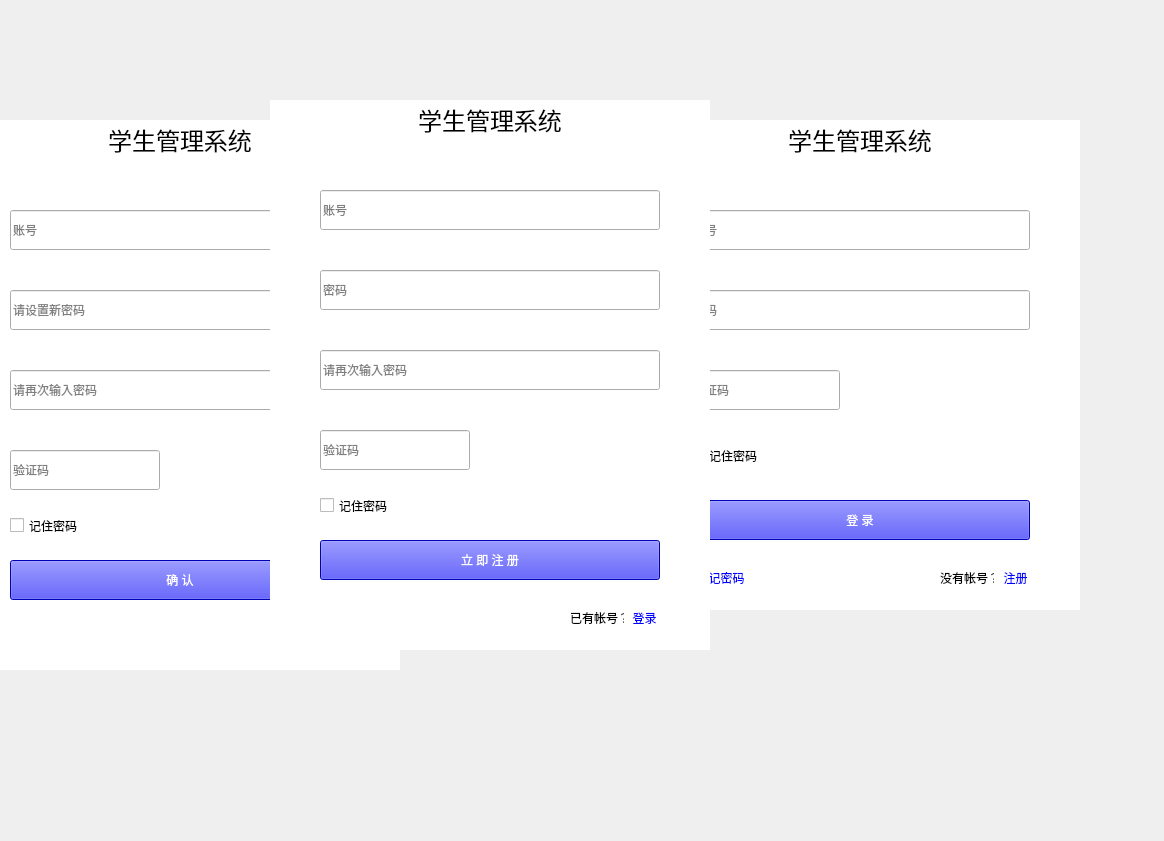
Old version of the form LoginPage.ui in the repository com567/NewRepo.
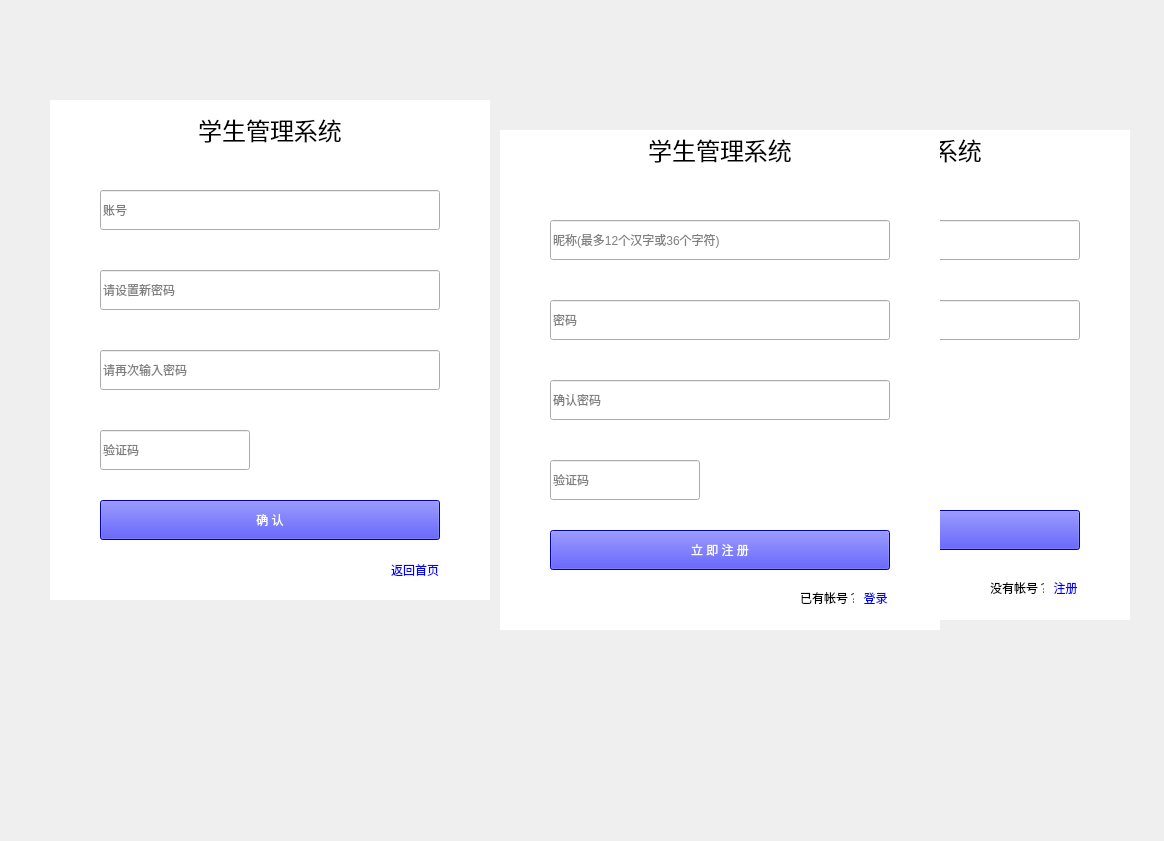
New version of the form. Icons and pictures are not drawn. Custom widgets are drawn as their Qt base class.

What changed in the file:
```diff
--- a/LoginPage.ui
+++ b/LoginPage.ui
@@ -32,17 +32,17 @@
   <widget class="QWidget" name="ForgetPassword" native="true">
    <property name="geometry">
     <rect>
-     <x>-40</x>
-     <y>120</y>
+     <x>50</x>
+     <y>100</y>
      <width>440</width>
-     <height>550</height>
+     <height>500</height>
     </rect>
    </property>
    <widget class="QLabel" name="label_3">
     <property name="geometry">
      <rect>
       <x>0</x>
-      <y>0</y>
+      <y>10</y>
       <width>440</width>
       <height>40</height>
      </rect>
@@ -116,7 +116,7 @@
     <property name="geometry">
      <rect>
       <x>50</x>
-      <y>440</y>
+      <y>400</y>
       <width>340</width>
       <height>40</height>
      </rect>
@@ -140,34 +140,11 @@
      <string>确 认</string>
     </property>
    </widget>
-   <widget class="QCheckBox" name="checkBox_2">
-    <property name="geometry">
-     <rect>
-      <x>50</x>
-      <y>390</y>
-      <width>71</width>
-      <height>31</height>
-     </rect>
-    </property>
-    <property name="styleSheet">
-     <string notr="true">#checkBox_2:checked{
-	color: rgb(0, 0, 255);
-
-}
-#checkBox_2:indicator:checked{
-
-	
-}</string>
-    </property>
-    <property name="text">
-     <string>记住密码</string>
-    </property>
-   </widget>
    <widget class="QPushButton" name="return_home">
     <property name="geometry">
      <rect>
       <x>340</x>
-      <y>510</y>
+      <y>460</y>
       <width>50</width>
       <height>20</height>
      </rect>
@@ -211,8 +188,8 @@
   <widget class="QWidget" name="LoginWiget" native="true">
    <property name="geometry">
     <rect>
-     <x>640</x>
-     <y>120</y>
+     <x>690</x>
+     <y>130</y>
      <width>440</width>
      <height>490</height>
     </rect>
@@ -417,10 +394,10 @@
   <widget class="QWidget" name="RegWiget" native="true">
    <property name="geometry">
     <rect>
-     <x>270</x>
-     <y>100</y>
+     <x>500</x>
+     <y>130</y>
      <width>440</width>
-     <height>550</height>
+     <height>500</height>
     </rect>
    </property>
    <widget class="QLabel" name="label_4">
@@ -449,7 +426,7 @@
      </rect>
     </property>
     <property name="placeholderText">
-     <string>账号</string>
+     <string>昵称(最多12个汉字或36个字符)</string>
     </property>
    </widget>
    <widget class="QLineEdit" name="setNew_password1_2">
@@ -481,7 +458,7 @@
      <enum>QLineEdit::EchoMode::Password</enum>
     </property>
     <property name="placeholderText">
-     <string>请再次输入密码</string>
+     <string>确认密码</string>
     </property>
    </widget>
    <widget class="QLineEdit" name="verification_3">
@@ -501,7 +478,7 @@
     <property name="geometry">
      <rect>
       <x>50</x>
-      <y>440</y>
+      <y>400</y>
       <width>340</width>
       <height>40</height>
      </rect>
@@ -528,34 +505,11 @@
      <bool>false</bool>
     </property>
    </widget>
-   <widget class="QCheckBox" name="checkBox_3">
-    <property name="geometry">
-     <rect>
-      <x>50</x>
-      <y>390</y>
-      <width>71</width>
-      <height>31</height>
-     </rect>
-    </property>
-    <property name="styleSheet">
-     <string notr="true">#checkBox_3:checked{
-	color: rgb(0, 0, 255);
-
-}
-#checkBox_3:indicator:checked{
-
-	
-}</string>
-    </property>
-    <property name="text">
-     <string>记住密码</string>
-    </property>
-   </widget>
    <widget class="QPushButton" name="LoginBtn2">
     <property name="geometry">
      <rect>
-      <x>359</x>
-      <y>510</y>
+      <x>360</x>
+      <y>460</y>
       <width>31</width>
       <height>16</height>
      </rect>
@@ -599,7 +553,7 @@
     <property name="geometry">
      <rect>
       <x>300</x>
-      <y>510</y>
+      <y>460</y>
       <width>54</width>
       <height>16</height>
      </rect>
```
